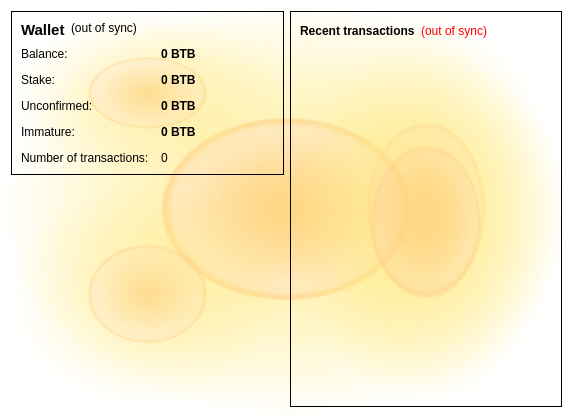
This is src/qt/forms/overviewpage.ui in Crypto-Currency/bitbar as Qt 5 draws it before an edit. The edited form follows.
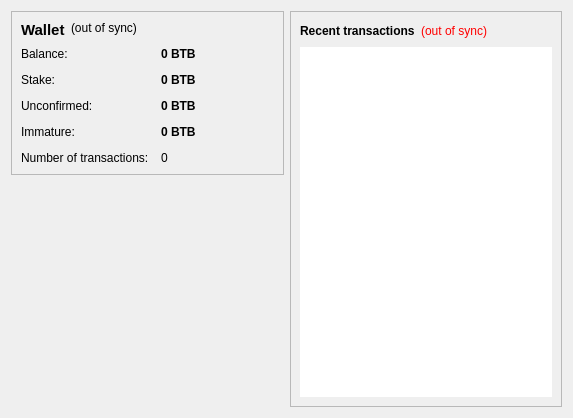
This is the edited form. Icons and pictures are not drawn.

```diff
--- a/src/qt/forms/overviewpage.ui
+++ b/src/qt/forms/overviewpage.ui
@@ -16,9 +16,6 @@
   <property name="autoFillBackground">
    <bool>false</bool>
   </property>
-  <property name="styleSheet">
-   <string notr="true">QWidget{background-color: qradialgradient(spread:pad, cx:0.5, cy:0.5, radius:0.5, fx:0.5, fy:0.5, stop:0 rgba(255, 213,127, 206), stop:0.35 rgba(255, 213,127, 80), stop:0.4 rgba(255, 213,127, 80), stop:0.425 rgba(255, 213, 132, 156), stop:0.44 rgba(255, 233, 128, 80), stop:1 rgba(255, 255, 255, 0)); color yellow} QLabel{background-color:rgba(255,255,255,0)} QMenu{padding: 2px 10px 2px 10px;background-color:rgb(235,227,181);border:2px solid grey}</string>
-  </property>
   <layout class="QHBoxLayout" name="horizontalLayout" stretch="1,1">
    <item>
     <layout class="QVBoxLayout" name="verticalLayout_2">
@@ -281,9 +278,6 @@
             <property name="cursor">
              <cursorShape>PointingHandCursor</cursorShape>
             </property>
-            <property name="styleSheet">
-             <string notr="true">QToolTip{background-color:rgb(255,233,142); color:black; border:2px solid darkgrey;padding: 12px 20px 12px 20px} QPushButton{background-color:transparent}</string>
-            </property>
             <property name="text">
              <string/>
             </property>
@@ -388,10 +382,6 @@
         </item>
         <item>
          <widget class="QListView" name="listTransactions">
-          <property name="styleSheet">
-           <string notr="true">QMenu{background-color:rgb(255,233,142); color:black; border: 2px solid darkgrey};
-</string>
-          </property>
           <property name="frameShape">
            <enum>QFrame::NoFrame</enum>
           </property>
```
Left out of the diff: 3 changed lines with no effect on the pictures.
